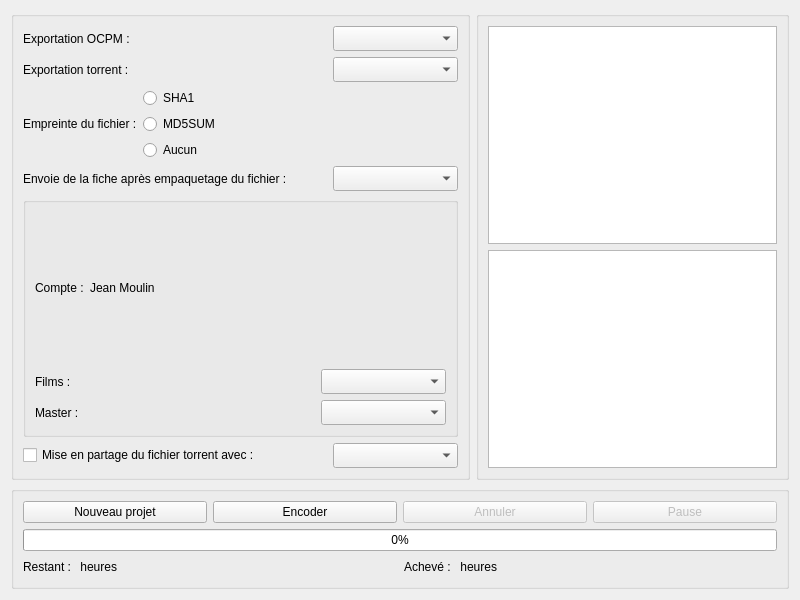
cinemaouvert/OCT, file src/View/encodepane.ui: the form before one commit.
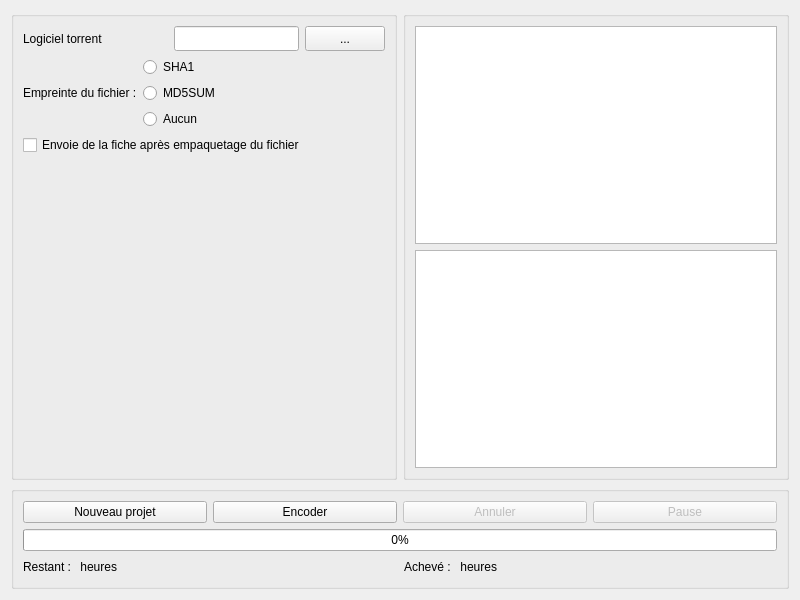
The form after the commit. Custom widgets are drawn as their Qt base class.

Commit message: Added few requested field in EncodePane

Patch:
```diff
--- a/src/View/encodepane.ui
+++ b/src/View/encodepane.ui
@@ -33,7 +33,7 @@
           <item>
            <widget class="QLabel" name="label_ExportOCPM">
             <property name="text">
-             <string>Exportation OCPM :</string>
+             <string>Logiciel torrent</string>
             </property>
            </widget>
           </item>
@@ -51,52 +51,25 @@
            </spacer>
           </item>
           <item>
-           <widget class="QComboBox" name="comboBox_ExportOCPM">
+           <widget class="QLineEdit" name="lineEditTorrentSoftware">
             <property name="minimumSize">
              <size>
               <width>125</width>
               <height>25</height>
              </size>
             </property>
-            <property name="sizeAdjustPolicy">
-             <enum>QComboBox::AdjustToMinimumContentsLength</enum>
-            </property>
            </widget>
           </item>
-         </layout>
-        </item>
-        <item>
-         <layout class="QHBoxLayout" name="horizontalLayout_ExportTorrent">
           <item>
-           <widget class="QLabel" name="label_ExportTorrent">
-            <property name="text">
-             <string>Exportation torrent :</string>
-            </property>
-           </widget>
-          </item>
-          <item>
-           <spacer name="horizontalSpacer_2">
-            <property name="orientation">
-             <enum>Qt::Horizontal</enum>
-            </property>
-            <property name="sizeHint" stdset="0">
-             <size>
-              <width>40</width>
-              <height>20</height>
-             </size>
-            </property>
-           </spacer>
-          </item>
-          <item>
-           <widget class="QComboBox" name="comboBox_ExportTorrent">
+           <widget class="QPushButton" name="pushButtonTorrentSoftware">
             <property name="minimumSize">
              <size>
-              <width>125</width>
+              <width>25</width>
               <height>25</height>
              </size>
             </property>
-            <property name="sizeAdjustPolicy">
-             <enum>QComboBox::AdjustToMinimumContentsLength</enum>
+            <property name="text">
+             <string>...</string>
             </property>
            </widget>
           </item>
@@ -154,9 +127,9 @@
         <item>
          <layout class="QHBoxLayout" name="horizontalLayout_SendSheet">
           <item>
-           <widget class="QLabel" name="label_SendSheet">
+           <widget class="QCheckBox" name="checkBoxSendSheetToDB">
             <property name="text">
-             <string>Envoie de la fiche après empaquetage du fichier :</string>
+             <string>Envoie de la fiche après empaquetage du fichier</string>
             </property>
            </widget>
           </item>
@@ -173,183 +146,20 @@
             </property>
            </spacer>
           </item>
-          <item>
-           <widget class="QComboBox" name="comboBox_SendSheet">
-            <property name="minimumSize">
-             <size>
-              <width>125</width>
-              <height>25</height>
-             </size>
-            </property>
-            <property name="sizeAdjustPolicy">
-             <enum>QComboBox::AdjustToMinimumContentsLength</enum>
-            </property>
-           </widget>
-          </item>
          </layout>
         </item>
         <item>
-         <widget class="QGroupBox" name="groupBox_Account">
-          <property name="title">
-           <string/>
+         <spacer name="verticalSpacer">
+          <property name="orientation">
+           <enum>Qt::Vertical</enum>
           </property>
-          <layout class="QVBoxLayout" name="verticalLayout_5">
-           <item>
-            <layout class="QHBoxLayout" name="horizontalLayout_Creditentials">
-             <property name="bottomMargin">
-              <number>0</number>
-             </property>
-             <item>
-              <widget class="QLabel" name="label_Account">
-               <property name="text">
-                <string>Compte :</string>
-               </property>
-              </widget>
-             </item>
-             <item>
-              <widget class="QLabel" name="label_Login">
-               <property name="text">
-                <string>Jean Moulin</string>
-               </property>
-              </widget>
-             </item>
-             <item>
-              <spacer name="horizontalSpacer_5">
-               <property name="orientation">
-                <enum>Qt::Horizontal</enum>
-               </property>
-               <property name="sizeHint" stdset="0">
-                <size>
-                 <width>40</width>
-                 <height>20</height>
-                </size>
-               </property>
-              </spacer>
-             </item>
-            </layout>
-           </item>
-           <item>
-            <layout class="QHBoxLayout" name="horizontalLayout_FilmTitle">
-             <property name="bottomMargin">
-              <number>0</number>
-             </property>
-             <item>
-              <widget class="QLabel" name="label_FilmTitle">
-               <property name="text">
-                <string>Films :</string>
-               </property>
-              </widget>
-             </item>
-             <item>
-              <spacer name="horizontalSpacer_6">
-               <property name="orientation">
-                <enum>Qt::Horizontal</enum>
-               </property>
-               <property name="sizeHint" stdset="0">
-                <size>
-                 <width>40</width>
-                 <height>20</height>
-                </size>
-               </property>
-              </spacer>
-             </item>
-             <item>
-              <widget class="QComboBox" name="comboBox_FilmTitle">
-               <property name="minimumSize">
-                <size>
-                 <width>125</width>
-                 <height>25</height>
-                </size>
-               </property>
-               <property name="sizeAdjustPolicy">
-                <enum>QComboBox::AdjustToMinimumContentsLength</enum>
-               </property>
-              </widget>
-             </item>
-            </layout>
-           </item>
-           <item>
-            <layout class="QHBoxLayout" name="horizontalLayout_RemoteDB">
-             <property name="bottomMargin">
-              <number>0</number>
-             </property>
-             <item>
-              <widget class="QLabel" name="label_RemoteDB">
-               <property name="text">
-                <string>Master :</string>
-               </property>
-              </widget>
-             </item>
-             <item>
-              <spacer name="horizontalSpacer_7">
-               <property name="orientation">
-                <enum>Qt::Horizontal</enum>
-               </property>
-               <property name="sizeHint" stdset="0">
-                <size>
-                 <width>40</width>
-                 <height>20</height>
-                </size>
-               </property>
-              </spacer>
-             </item>
-             <item>
-              <widget class="QComboBox" name="comboBox_RemoteDB">
-               <property name="minimumSize">
-                <size>
-                 <width>125</width>
-                 <height>25</height>
-                </size>
-               </property>
-               <property name="sizeAdjustPolicy">
-                <enum>QComboBox::AdjustToMinimumContentsLength</enum>
-               </property>
-              </widget>
-             </item>
-            </layout>
-           </item>
-          </layout>
-         </widget>
-        </item>
-        <item>
-         <layout class="QHBoxLayout" name="horizontalLayout_ShareTorrent">
-          <property name="bottomMargin">
-           <number>0</number>
+          <property name="sizeHint" stdset="0">
+           <size>
+            <width>20</width>
+            <height>40</height>
+           </size>
           </property>
-          <item>
-           <widget class="QCheckBox" name="checkBox_ShareTorrent">
-            <property name="text">
-             <string>Mise en partage du fichier torrent avec :</string>
-            </property>
-           </widget>
-          </item>
-          <item>
-           <spacer name="horizontalSpacer_8">
-            <property name="orientation">
-             <enum>Qt::Horizontal</enum>
-            </property>
-            <property name="sizeHint" stdset="0">
-             <size>
-              <width>40</width>
-              <height>20</height>
-             </size>
-            </property>
-           </spacer>
-          </item>
-          <item>
-           <widget class="QComboBox" name="comboBox_ShareTorrent">
-            <property name="minimumSize">
-             <size>
-              <width>125</width>
-              <height>25</height>
-             </size>
-            </property>
-            <property name="sizeAdjustPolicy">
-             <enum>QComboBox::AdjustToMinimumContentsLength</enum>
-            </property>
-           </widget>
-          </item>
-         </layout>
+         </spacer>
         </item>
        </layout>
       </widget>
```
Left out of the diff: 30 changed lines with no effect on the pictures.
